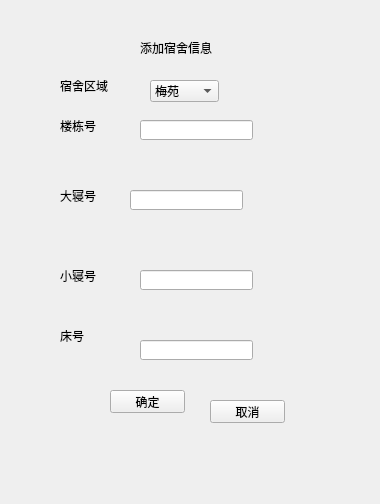
Before: the Qt Designer form admin/admin_adddormitory.ui in wo16pao/MS, drawn with Qt 5.
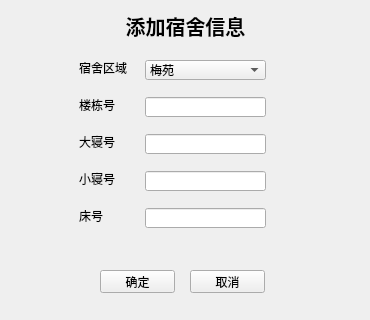
After: the same form once the commit is applied.

The edit to the form file:
```diff
--- a/admin/admin_adddormitory.ui
+++ b/admin/admin_adddormitory.ui
@@ -6,8 +6,8 @@
    <rect>
     <x>0</x>
     <y>0</y>
-    <width>380</width>
-    <height>504</height>
+    <width>370</width>
+    <height>320</height>
    </rect>
   </property>
   <property name="windowTitle">
@@ -16,8 +16,8 @@
   <widget class="QPushButton" name="pushButton_2">
    <property name="geometry">
     <rect>
-     <x>210</x>
-     <y>400</y>
+     <x>190</x>
+     <y>270</y>
      <width>75</width>
      <height>23</height>
     </rect>
@@ -29,8 +29,8 @@
   <widget class="QPushButton" name="pushButton">
    <property name="geometry">
     <rect>
-     <x>110</x>
-     <y>390</y>
+     <x>100</x>
+     <y>270</y>
      <width>75</width>
      <height>23</height>
     </rect>
@@ -39,144 +39,61 @@
     <string>确定</string>
    </property>
   </widget>
-  <widget class="QLabel" name="label_4">
-   <property name="geometry">
-    <rect>
-     <x>60</x>
-     <y>270</y>
-     <width>54</width>
-     <height>12</height>
-    </rect>
-   </property>
-   <property name="text">
-    <string>小寝号</string>
-   </property>
-  </widget>
-  <widget class="QLineEdit" name="lineEdit_2">
-   <property name="geometry">
-    <rect>
-     <x>130</x>
-     <y>190</y>
-     <width>113</width>
-     <height>20</height>
-    </rect>
-   </property>
-  </widget>
-  <widget class="QLabel" name="label_5">
-   <property name="geometry">
-    <rect>
-     <x>60</x>
-     <y>330</y>
-     <width>54</width>
-     <height>12</height>
-    </rect>
-   </property>
-   <property name="text">
-    <string>床号</string>
-   </property>
-  </widget>
   <widget class="QLabel" name="label">
    <property name="geometry">
     <rect>
-     <x>140</x>
-     <y>40</y>
-     <width>111</width>
-     <height>16</height>
+     <x>110</x>
+     <y>10</y>
+     <width>151</width>
+     <height>31</height>
     </rect>
    </property>
+   <property name="font">
+    <font>
+     <pointsize>15</pointsize>
+     <weight>75</weight>
+     <bold>true</bold>
+    </font>
+   </property>
    <property name="text">
     <string>添加宿舍信息</string>
    </property>
-  </widget>
-  <widget class="QLineEdit" name="lineEdit_3">
-   <property name="geometry">
-    <rect>
-     <x>140</x>
-     <y>270</y>
-     <width>113</width>
-     <height>20</height>
-    </rect>
-   </property>
-  </widget>
-  <widget class="QLabel" name="label_2">
-   <property name="geometry">
-    <rect>
-     <x>60</x>
-     <y>120</y>
-     <width>54</width>
-     <height>12</height>
-    </rect>
-   </property>
-   <property name="text">
-    <string>楼栋号</string>
+   <property name="alignment">
+    <set>Qt::AlignCenter</set>
    </property>
   </widget>
   <widget class="QLabel" name="label_result">
    <property name="geometry">
     <rect>
-     <x>50</x>
-     <y>400</y>
-     <width>54</width>
-     <height>12</height>
+     <x>10</x>
+     <y>270</y>
+     <width>81</width>
+     <height>21</height>
     </rect>
    </property>
    <property name="text">
     <string/>
    </property>
-  </widget>
-  <widget class="QLabel" name="label_3">
-   <property name="geometry">
-    <rect>
-     <x>60</x>
-     <y>190</y>
-     <width>54</width>
-     <height>12</height>
-    </rect>
+   <property name="alignment">
+    <set>Qt::AlignRight|Qt::AlignTrailing|Qt::AlignVCenter</set>
    </property>
-   <property name="text">
-    <string>大寝号</string>
-   </property>
   </widget>
-  <widget class="QLineEdit" name="lineEdit">
+  <widget class="QWidget" name="widget" native="true">
    <property name="geometry">
     <rect>
-     <x>140</x>
-     <y>120</y>
-     <width>113</width>
-     <height>20</height>
+     <x>70</x>
+     <y>40</y>
+     <width>221</width>
+     <height>211</height>
     </rect>
    </property>
-  </widget>
-  <widget class="QLineEdit" name="lineEdit_4">
-   <property name="geometry">
-    <rect>
-     <x>140</x>
-     <y>340</y>
-     <width>113</width>
-     <height>20</height>
-    </rect>
-   </property>
-  </widget>
-  <widget class="QLabel" name="label_6">
-   <property name="geometry">
-    <rect>
-     <x>60</x>
-     <y>80</y>
-     <width>54</width>
-     <height>12</height>
-    </rect>
-   </property>
-   <property name="text">
-    <string>宿舍区域</string>
-   </property>
-  </widget>
   <widget class="QComboBox" name="comboBox">
    <property name="geometry">
     <rect>
-     <x>150</x>
-     <y>80</y>
-     <width>69</width>
-     <height>22</height>
+      <x>75</x>
+      <y>20</y>
+      <width>121</width>
+      <height>20</height>
     </rect>
    </property>
    <item>
@@ -224,6 +141,112 @@
      <string>荷苑</string>
     </property>
    </item>
+   </widget>
+   <widget class="QLabel" name="label_2">
+    <property name="geometry">
+     <rect>
+      <x>9</x>
+      <y>57</y>
+      <width>36</width>
+      <height>16</height>
+     </rect>
+    </property>
+    <property name="text">
+     <string>楼栋号</string>
+    </property>
+   </widget>
+   <widget class="QLineEdit" name="lineEdit_4">
+    <property name="geometry">
+     <rect>
+      <x>75</x>
+      <y>168</y>
+      <width>121</width>
+      <height>20</height>
+     </rect>
+    </property>
+   </widget>
+   <widget class="QLabel" name="label_4">
+    <property name="geometry">
+     <rect>
+      <x>9</x>
+      <y>131</y>
+      <width>36</width>
+      <height>16</height>
+     </rect>
+    </property>
+    <property name="text">
+     <string>小寝号</string>
+    </property>
+   </widget>
+   <widget class="QLineEdit" name="lineEdit">
+    <property name="geometry">
+     <rect>
+      <x>75</x>
+      <y>57</y>
+      <width>121</width>
+      <height>20</height>
+     </rect>
+    </property>
+   </widget>
+   <widget class="QLabel" name="label_3">
+    <property name="geometry">
+     <rect>
+      <x>9</x>
+      <y>94</y>
+      <width>36</width>
+      <height>16</height>
+     </rect>
+    </property>
+    <property name="text">
+     <string>大寝号</string>
+    </property>
+   </widget>
+   <widget class="QLabel" name="label_6">
+    <property name="geometry">
+     <rect>
+      <x>9</x>
+      <y>20</y>
+      <width>48</width>
+      <height>16</height>
+     </rect>
+    </property>
+    <property name="text">
+     <string>宿舍区域</string>
+    </property>
+   </widget>
+   <widget class="QLabel" name="label_5">
+    <property name="geometry">
+     <rect>
+      <x>9</x>
+      <y>168</y>
+      <width>24</width>
+      <height>16</height>
+     </rect>
+    </property>
+    <property name="text">
+     <string>床号</string>
+    </property>
+   </widget>
+   <widget class="QLineEdit" name="lineEdit_3">
+    <property name="geometry">
+     <rect>
+      <x>75</x>
+      <y>131</y>
+      <width>121</width>
+      <height>20</height>
+     </rect>
+    </property>
+   </widget>
+   <widget class="QLineEdit" name="lineEdit_2">
+    <property name="geometry">
+     <rect>
+      <x>75</x>
+      <y>94</y>
+      <width>121</width>
+      <height>20</height>
+     </rect>
+    </property>
+   </widget>
   </widget>
  </widget>
  <resources/>
```
Lines whose indentation alone changed are shown as unchanged.
